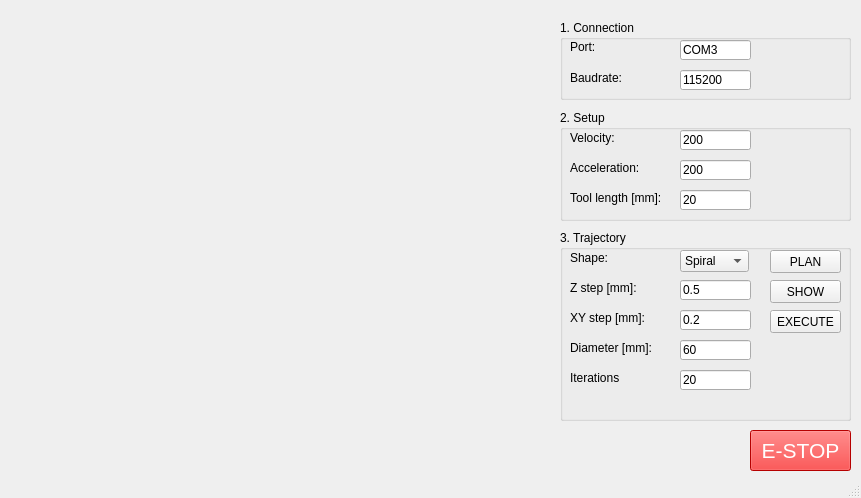
The window that main_window.ui (marszal107/dobot_spif_program) describes before a commit, drawn with Qt 5.
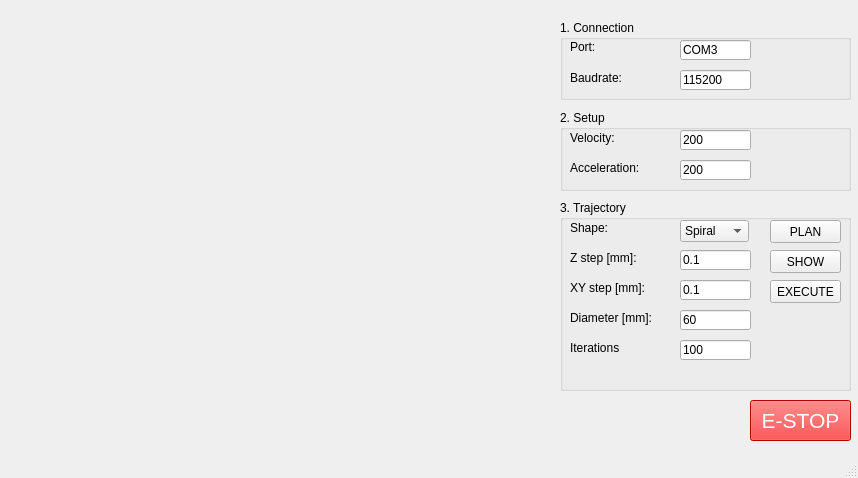
The same window after the commit.

What changed in the file:
```diff
--- a/main_window.ui
+++ b/main_window.ui
@@ -6,8 +6,8 @@
    <rect>
     <x>0</x>
     <y>0</y>
-    <width>861</width>
-    <height>498</height>
+    <width>858</width>
+    <height>478</height>
    </rect>
   </property>
   <property name="windowTitle">
@@ -20,7 +20,7 @@
       <x>560</x>
       <y>110</y>
       <width>291</width>
-      <height>111</height>
+      <height>81</height>
      </rect>
     </property>
     <property name="title">
@@ -78,32 +78,6 @@
       <string>Acceleration:</string>
      </property>
     </widget>
-    <widget class="QLineEdit" name="tool_length">
-     <property name="geometry">
-      <rect>
-       <x>120</x>
-       <y>80</y>
-       <width>71</width>
-       <height>20</height>
-      </rect>
-     </property>
-     <property name="text">
-      <string>20</string>
-     </property>
-    </widget>
-    <widget class="QLabel" name="label_9">
-     <property name="geometry">
-      <rect>
-       <x>10</x>
-       <y>80</y>
-       <width>111</width>
-       <height>16</height>
-      </rect>
-     </property>
-     <property name="text">
-      <string>Tool length [mm]:</string>
-     </property>
-    </widget>
    </widget>
    <widget class="QGroupBox" name="connectionGroupBox">
     <property name="geometry">
@@ -174,7 +148,7 @@
     <property name="geometry">
      <rect>
       <x>560</x>
-      <y>230</y>
+      <y>200</y>
       <width>291</width>
       <height>191</height>
      </rect>
@@ -243,7 +217,7 @@
       </rect>
      </property>
      <property name="text">
-      <string>0.5</string>
+      <string>0.1</string>
      </property>
     </widget>
     <widget class="QLineEdit" name="xystep_line">
@@ -256,7 +230,7 @@
       </rect>
      </property>
      <property name="text">
-      <string>0.2</string>
+      <string>0.1</string>
      </property>
     </widget>
     <widget class="QLabel" name="label_7">
@@ -389,7 +363,7 @@
       </rect>
      </property>
      <property name="text">
-      <string>20</string>
+      <string>100</string>
      </property>
     </widget>
    </widget>
@@ -397,7 +371,7 @@
     <property name="geometry">
      <rect>
       <x>750</x>
-      <y>430</y>
+      <y>400</y>
       <width>101</width>
       <height>41</height>
      </rect>
```
